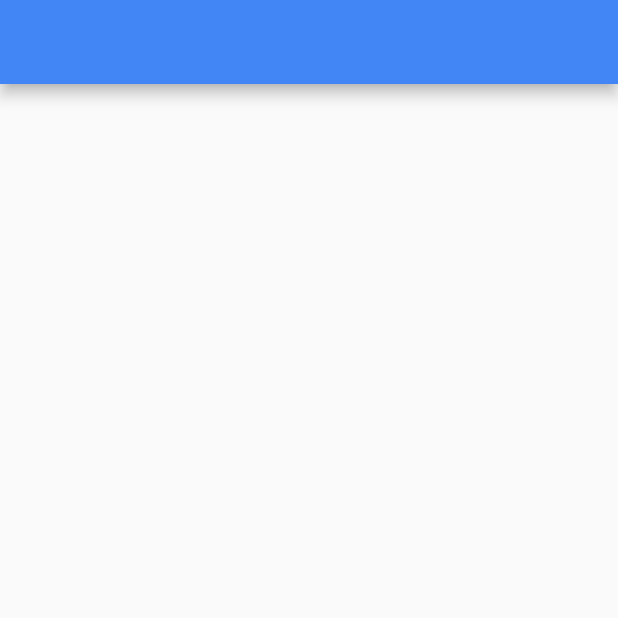
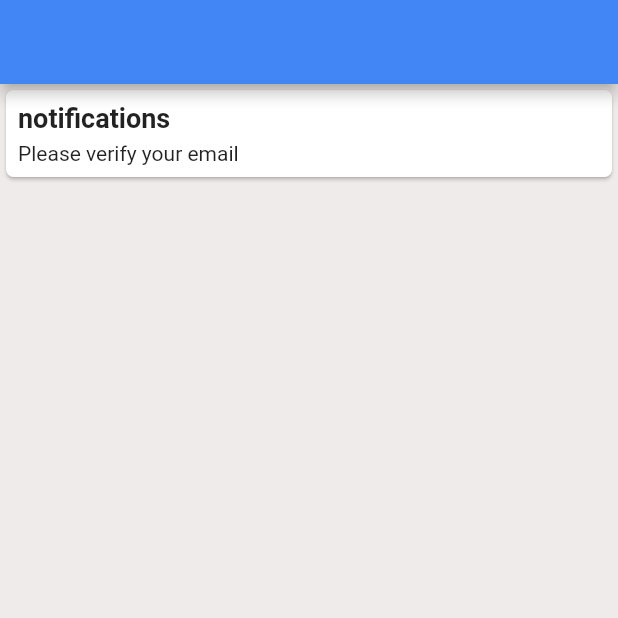
Before and after one commit to collinsregs/cit_club, a Flutter app: the screen it shows once a user with an empty profile is signed in, on a phone screen of 412 x 824 dp, the top half of it. Run offline on Flutter 3.47's test engine with Material 2 defaults, Android fonts, the phone set to English and light mode, and no system bars; our stand-ins replace firebase_auth, firebase_core, google_fonts; accounts and stored records are empty.

Commit message:
homepage minor changes

```diff
--- a/lib/views/home_page.dart
+++ b/lib/views/home_page.dart
@@ -1,3 +1,5 @@
+// ignore_for_file: prefer_const_constructors
+
 import 'package:firebase_auth/firebase_auth.dart';
 import 'package:flutter/material.dart';
 import 'package:flutter/src/widgets/framework.dart';
@@ -13,10 +15,41 @@ class HomePage extends StatefulWidget {
 class _HomePageState extends State<HomePage> {
   @override
   Widget build(BuildContext context) {
-    print(FirebaseAuth.instance.currentUser);
     return Scaffold(
+      backgroundColor: Color.fromARGB(255, 240, 235, 235),
       appBar: AppBar(
         backgroundColor: Color(0xFF4285f4),
+      ),
+      body: Column(
+        children: [
+          SizedBox(
+            width: double.infinity,
+            child: Card(
+              shape: RoundedRectangleBorder(
+                  borderRadius: BorderRadius.circular(5)),
+              child: Container(
+                padding: EdgeInsets.all(8),
+                child: Column(
+                  crossAxisAlignment: CrossAxisAlignment.start,
+                  children: [
+                    Text(
+                      'notifications',
+                      style:
+                          TextStyle(fontWeight: FontWeight.bold, fontSize: 18),
+                    ),
+                    SizedBox(
+                      height: 5,
+                    ),
+                    Text('Please verify your email'),
+                  ],
+                ),
+              ),
+            ),
+          ),
+          // ListView.builder(
+
+          // )
+        ],
       ),
     );
   }
```
